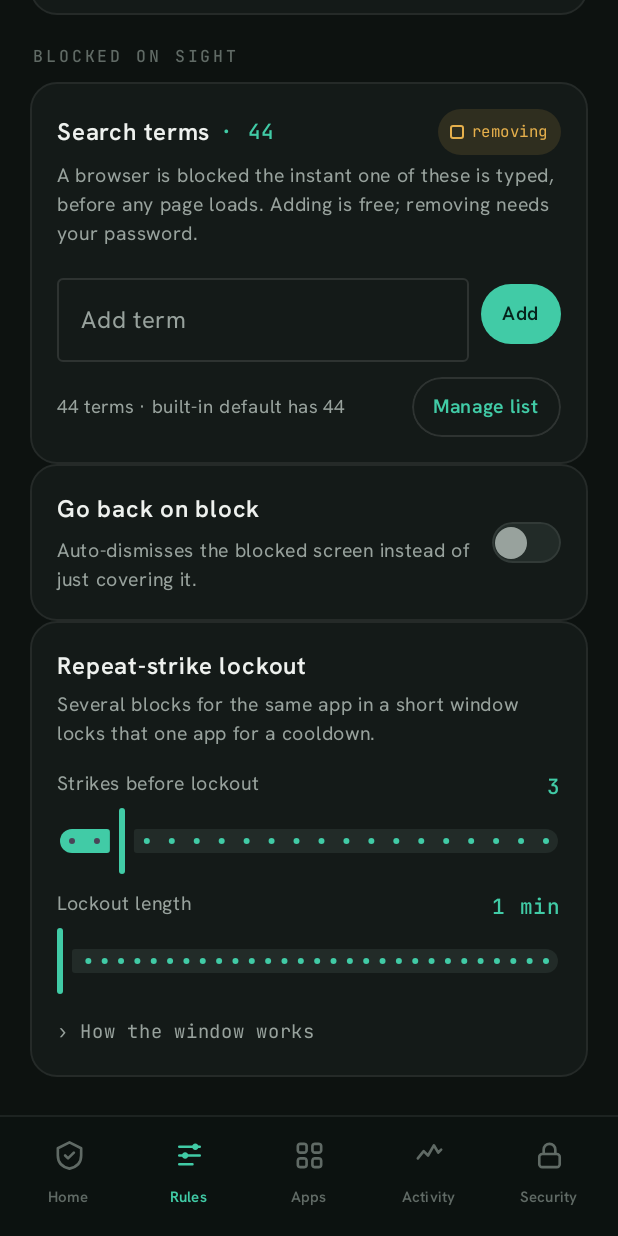
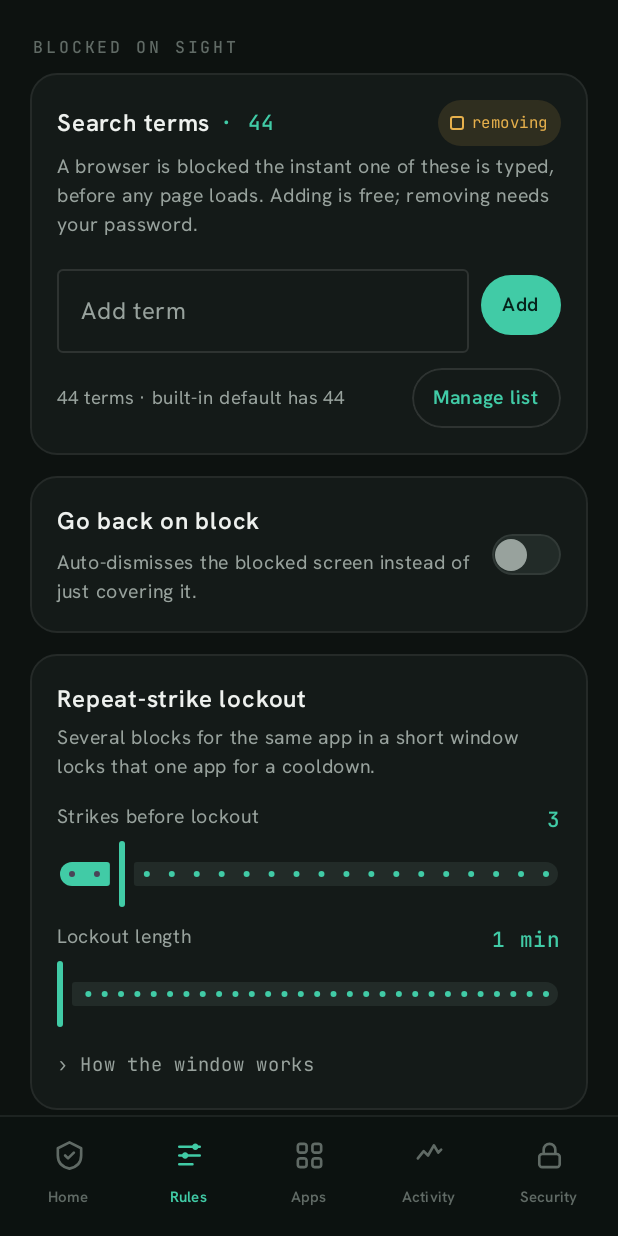
Before and after one commit to yl1nbjaww6741-Org/guard, an Android app built with Jetpack Compose: the screen it shows after launch (SettingsActivity), item 2 of the bottom bar chosen, scrolled down 576 dp, on a phone screen of 412 x 824 dp. Run offline under Robolectric (Android 15) with nearby library versions, the phone set to English and light mode, and no system bars.

Commit message:
Fix feedback: card spacing, ContentGuard heading over status bar
Two confirmed UI bugs from device testing:

- CGCard never carried its own bottom margin, so consecutive cards
  (Rules' threshold/cadence/search-terms/lockout, Security's three
  safeguard cards) rendered touching, with nothing but a 1dp border
  between them. Added margin-bottom(14dp) to CGCard itself so this is
  fixed everywhere it's used, not just patched per call site.

- The "ContentGuard" heading (CGAppTitleRow) sat at the very top of
  every tab's scrolling content with no account for the system status
  bar, so it rendered underneath the clock/battery icons. Deleted it
  entirely (and its now-unused definition in CGCommon.kt) and added
  WindowInsets.statusBars padding to the tab content area in
  ContentGuardApp so the page title/seal clears the status bar cleanly
  instead.

A third report (Rules tab sliders: weakening free, hardening gated) is
still being tracked down - traced every applyOrChallenge call site and
the weakening-direction logic checks out against the pre-existing,
pre-redesign classifier semantics, so still confirming the exact repro
before changing anything there.

```diff
--- a/app/src/main/kotlin/com/contentguard/app/ui/CGCommon.kt
+++ b/app/src/main/kotlin/com/contentguard/app/ui/CGCommon.kt
@@ -1,19 +1,11 @@
 package com.contentguard.app.ui
 
-import androidx.compose.foundation.background
 import androidx.compose.foundation.layout.PaddingValues
-import androidx.compose.foundation.layout.Row
 import androidx.compose.foundation.layout.padding
-import androidx.compose.foundation.layout.size
-import androidx.compose.foundation.shape.CircleShape
-import androidx.compose.material3.MaterialTheme
 import androidx.compose.material3.Text
 import androidx.compose.runtime.Composable
-import androidx.compose.ui.Alignment
 import androidx.compose.ui.Modifier
 import androidx.compose.ui.unit.dp
-import androidx.compose.ui.unit.sp
-import com.contentguard.app.ui.theme.CGColor
 
 /**
  * Bottom content-padding every tab's LazyColumn needs so its last item
@@ -23,35 +15,6 @@ import com.contentguard.app.ui.theme.CGColor
  */
 val CGBottomNavClearance = PaddingValues(bottom = 108.dp)
 
-/**
- * The small "● ContentGuard" row at the top of every tab's scrollable
- * content (prototype's `.apptitle` - scrolls away with the rest of the
- * pane, not a pinned header). Each tab includes this as its own first
- * LazyColumn item rather than the app hosting one shared pinned header,
- * since panes differ enough in structure that a shared header composable
- * would need to reach into each one anyway.
- */
-@Composable
-fun CGAppTitleRow() {
-    Row(
-        verticalAlignment = Alignment.CenterVertically,
-        modifier = Modifier.padding(start = 2.dp, top = 8.dp, bottom = 2.dp),
-    ) {
-        androidx.compose.foundation.layout.Box(
-            modifier = Modifier
-                .size(6.dp)
-                .background(CGColor.Guard, CircleShape),
-        )
-        androidx.compose.foundation.layout.Spacer(modifier = Modifier.size(8.dp))
-        Text(
-            "ContentGuard",
-            color = CGColor.Ink,
-            fontWeight = MaterialTheme.typography.titleSmall.fontWeight,
-            fontSize = 15.sp,
-        )
-    }
-}
-
 /** Section eyebrow ("SAFEGUARDS", "TODAY", ...) - JetBrains Mono, uppercase, wide tracking, faint. Caller passes already-uppercased text. */
 @Composable
 fun CGEyebrow(text: String, modifier: Modifier = Modifier) {
--- a/app/src/main/kotlin/com/contentguard/app/ui/CGComponents.kt
+++ b/app/src/main/kotlin/com/contentguard/app/ui/CGComponents.kt
@@ -43,7 +43,13 @@ import com.contentguard.app.ui.theme.JetBrainsMono
 
 val CGCardShape: Shape = RoundedCornerShape(18.dp)
 
-/** `.card` - the ~18px-radius surface every settings group sits in. */
+/**
+ * `.card` - the ~18px-radius surface every settings group sits in.
+ * Carries its own `margin-bottom:14px` (as trailing space the background
+ * doesn't fill, applied before the background/border so it doesn't get
+ * painted over) so consecutive cards in a LazyColumn aren't left touching
+ * with nothing but their own 1dp border between them.
+ */
 @Composable
 fun CGCard(
     modifier: Modifier = Modifier,
@@ -53,6 +59,7 @@ fun CGCard(
     Column(
         modifier = modifier
             .fillMaxWidth()
+            .padding(bottom = 14.dp)
             .background(CGColor.Surface, CGCardShape)
             .border(1.dp, CGColor.Line, CGCardShape)
             .padding(padding),
--- a/app/src/main/kotlin/com/contentguard/app/ui/ContentGuardApp.kt
+++ b/app/src/main/kotlin/com/contentguard/app/ui/ContentGuardApp.kt
@@ -26,6 +26,7 @@ import androidx.compose.foundation.layout.height
 import androidx.compose.foundation.layout.navigationBars
 import androidx.compose.foundation.layout.padding
 import androidx.compose.foundation.layout.size
+import androidx.compose.foundation.layout.statusBars
 import androidx.compose.foundation.layout.windowInsetsPadding
 import androidx.compose.foundation.selection.selectable
 import androidx.compose.material3.Icon
@@ -152,6 +153,11 @@ fun ContentGuardApp(prefs: PrefsRepository) {
             targetState = selected,
             animationSpec = if (animationsEnabled) tween(300) else snap(),
             label = "tab",
+            // The status bar sits over this content otherwise - each tab's
+            // first item (a page title, or Home's seal) needs to clear it
+            // now that there's no "ContentGuard" header row soaking up
+            // that space at the top.
+            modifier = Modifier.windowInsetsPadding(WindowInsets.statusBars),
         ) { tab ->
             when (tab) {
                 CGTab.HOME -> HomeTab(prefs, safeguards)
--- a/app/src/main/kotlin/com/contentguard/app/ui/tabs/ActivityTab.kt
+++ b/app/src/main/kotlin/com/contentguard/app/ui/tabs/ActivityTab.kt
@@ -31,7 +31,6 @@ import androidx.compose.ui.text.withStyle
 import androidx.compose.ui.unit.dp
 import androidx.compose.ui.unit.sp
 import com.contentguard.app.scope.PrefsRepository
-import com.contentguard.app.ui.CGAppTitleRow
 import com.contentguard.app.ui.CGBottomNavClearance
 import com.contentguard.app.ui.CGButton
 import com.contentguard.app.ui.CGEyebrow
@@ -54,7 +53,6 @@ fun ActivityTab(prefs: PrefsRepository) {
         modifier = Modifier.fillMaxSize().padding(horizontal = 20.dp),
         contentPadding = CGBottomNavClearance,
     ) {
-        item { CGAppTitleRow() }
         item { CGPageTitle("Activity") }
         item {
             CGSub(
--- a/app/src/main/kotlin/com/contentguard/app/ui/tabs/AppsTab.kt
+++ b/app/src/main/kotlin/com/contentguard/app/ui/tabs/AppsTab.kt
@@ -45,7 +45,6 @@ import androidx.compose.ui.unit.sp
 import androidx.core.graphics.drawable.toBitmap
 import com.contentguard.app.scope.PrefsRepository
 import com.contentguard.app.scope.ScopeMode
-import com.contentguard.app.ui.CGAppTitleRow
 import com.contentguard.app.ui.CGBottomNavClearance
 import com.contentguard.app.ui.CGCardShape
 import com.contentguard.app.ui.CGChip
@@ -140,7 +139,6 @@ fun AppsTab(prefs: PrefsRepository, applyOrChallenge: GateChallenge) {
         modifier = Modifier.fillMaxSize().padding(horizontal = 20.dp),
         contentPadding = CGBottomNavClearance,
     ) {
-        item { CGAppTitleRow() }
         item { CGPageTitle("Apps") }
         item {
             CGSub(
--- a/app/src/main/kotlin/com/contentguard/app/ui/tabs/HomeTab.kt
+++ b/app/src/main/kotlin/com/contentguard/app/ui/tabs/HomeTab.kt
@@ -38,7 +38,6 @@ import androidx.compose.ui.unit.dp
 import androidx.compose.ui.unit.em
 import androidx.compose.ui.unit.sp
 import com.contentguard.app.scope.PrefsRepository
-import com.contentguard.app.ui.CGAppTitleRow
 import com.contentguard.app.ui.CGBottomNavClearance
 import com.contentguard.app.ui.CGCardShape
 import com.contentguard.app.ui.CGCardTightPadding
@@ -64,8 +63,6 @@ fun HomeTab(prefs: PrefsRepository, safeguards: SafeguardState) {
         modifier = Modifier.fillMaxSize().padding(horizontal = 20.dp),
         contentPadding = CGBottomNavClearance,
     ) {
-        item { CGAppTitleRow() }
-
         if (!safeguards.allActive) {
             item { AttentionBanner(safeguards) }
         }
--- a/app/src/main/kotlin/com/contentguard/app/ui/tabs/RulesTab.kt
+++ b/app/src/main/kotlin/com/contentguard/app/ui/tabs/RulesTab.kt
@@ -31,7 +31,6 @@ import androidx.compose.ui.unit.dp
 import androidx.compose.ui.unit.sp
 import com.contentguard.app.detect.KeywordBlocklist
 import com.contentguard.app.scope.PrefsRepository
-import com.contentguard.app.ui.CGAppTitleRow
 import com.contentguard.app.ui.CGBottomNavClearance
 import com.contentguard.app.ui.CGButton
 import com.contentguard.app.ui.CGCard
@@ -63,7 +62,6 @@ fun RulesTab(prefs: PrefsRepository, applyOrChallenge: GateChallenge) {
         modifier = Modifier.fillMaxSize().padding(horizontal = 20.dp),
         contentPadding = CGBottomNavClearance,
     ) {
-        item { CGAppTitleRow() }
         item { CGPageTitle("Rules") }
         item { CGSub("How hard ContentGuard blocks, and what it blocks on sight.") }
 
--- a/app/src/main/kotlin/com/contentguard/app/ui/tabs/SecurityTab.kt
+++ b/app/src/main/kotlin/com/contentguard/app/ui/tabs/SecurityTab.kt
@@ -22,7 +22,6 @@ import androidx.compose.ui.Modifier
 import androidx.compose.ui.text.input.PasswordVisualTransformation
 import androidx.compose.ui.unit.dp
 import com.contentguard.app.scope.PrefsRepository
-import com.contentguard.app.ui.CGAppTitleRow
 import com.contentguard.app.ui.CGBottomNavClearance
 import com.contentguard.app.ui.CGButton
 import com.contentguard.app.ui.CGCard
@@ -54,7 +53,6 @@ fun SecurityTab(
         modifier = Modifier.fillMaxSize().padding(horizontal = 20.dp),
         contentPadding = CGBottomNavClearance,
     ) {
-        item { CGAppTitleRow() }
         item { CGPageTitle("Security") }
         item { CGSub("The safeguards that keep ContentGuard running — and the password that guards them.") }
 
```
